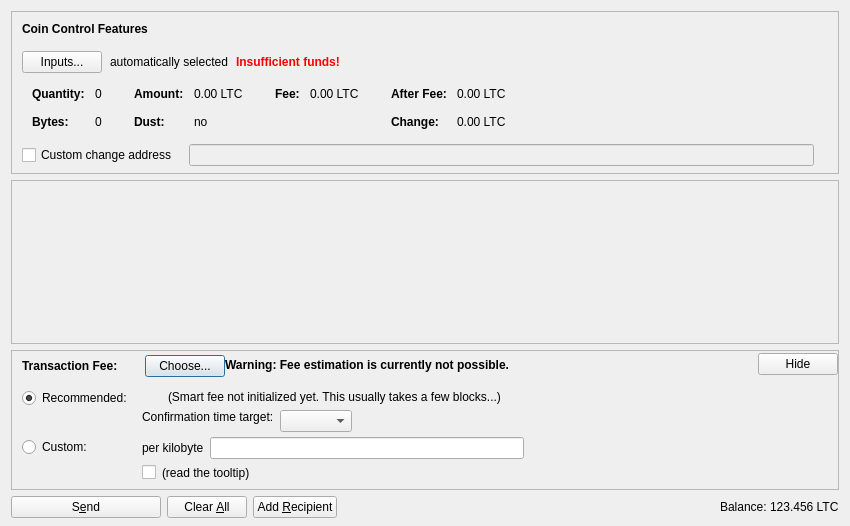
The window that src/qt/forms/sendcoinsdialog.ui (BitBalloon-Project/BitBalloon) describes before a commit, drawn with Qt 5.
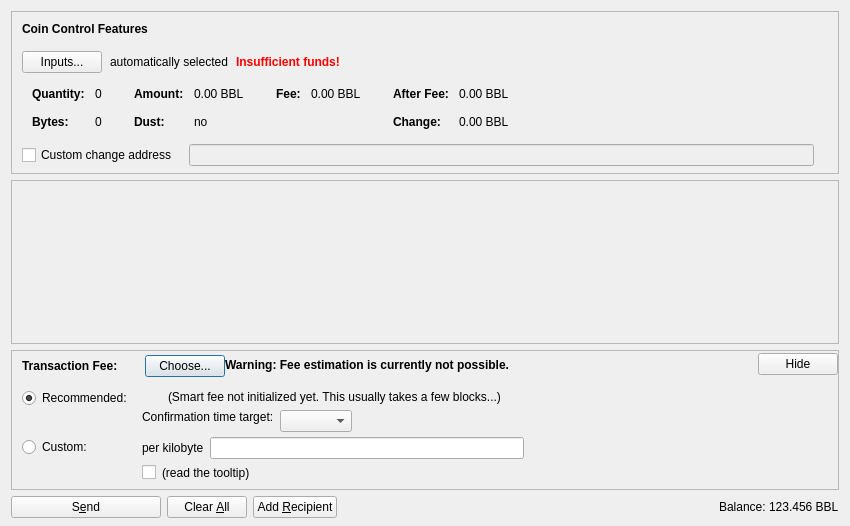
The same window after the commit. Icons and pictures are not drawn. Custom widgets are drawn as their Qt base class.

What changed in the file:
```diff
--- a/src/qt/forms/sendcoinsdialog.ui
+++ b/src/qt/forms/sendcoinsdialog.ui
@@ -324,7 +324,7 @@
                   <enum>Qt::ActionsContextMenu</enum>
                  </property>
                  <property name="text">
-                  <string notr="true">0.00 LTC</string>
+                  <string notr="true">0.00 BBL</string>
                  </property>
                  <property name="textInteractionFlags">
                   <set>Qt::LinksAccessibleByMouse|Qt::TextSelectableByKeyboard|Qt::TextSelectableByMouse</set>
@@ -404,7 +404,7 @@
                   <enum>Qt::ActionsContextMenu</enum>
                  </property>
                  <property name="text">
-                  <string notr="true">0.00 LTC</string>
+                  <string notr="true">0.00 BBL</string>
                  </property>
                  <property name="textInteractionFlags">
                   <set>Qt::LinksAccessibleByMouse|Qt::TextSelectableByKeyboard|Qt::TextSelectableByMouse</set>
@@ -455,7 +455,7 @@
                   <enum>Qt::ActionsContextMenu</enum>
                  </property>
                  <property name="text">
-                  <string notr="true">0.00 LTC</string>
+                  <string notr="true">0.00 BBL</string>
                  </property>
                  <property name="textInteractionFlags">
                   <set>Qt::LinksAccessibleByMouse|Qt::TextSelectableByKeyboard|Qt::TextSelectableByMouse</set>
@@ -484,7 +484,7 @@
                   <enum>Qt::ActionsContextMenu</enum>
                  </property>
                  <property name="text">
-                  <string notr="true">0.00 LTC</string>
+                  <string notr="true">0.00 BBL</string>
                  </property>
                  <property name="textInteractionFlags">
                   <set>Qt::LinksAccessibleByMouse|Qt::TextSelectableByKeyboard|Qt::TextSelectableByMouse</set>
@@ -1237,7 +1237,7 @@
           <cursorShape>IBeamCursor</cursorShape>
          </property>
          <property name="text">
-          <string notr="true">123.456 LTC</string>
+          <string notr="true">123.456 BBL</string>
          </property>
          <property name="textInteractionFlags">
           <set>Qt::LinksAccessibleByMouse|Qt::TextSelectableByKeyboard|Qt::TextSelectableByMouse</set>
```
Left out of the diff: 4 changed lines with no effect on the pictures.
